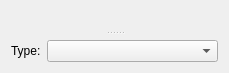
This is src/scipyen/gui/widgets/dataclasswidgets/procedurewidget.ui in ctigaret/scipyen as Qt 5 draws it before an edit. The edited form follows.
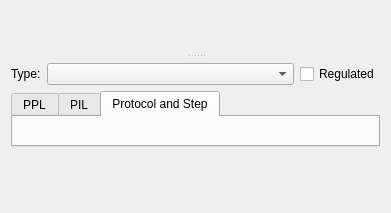
This is the edited form. The open tabs and pages were chosen to show the change. Custom widgets are drawn as their Qt base class.

```diff
--- a/src/scipyen/gui/widgets/dataclasswidgets/procedurewidget.ui
+++ b/src/scipyen/gui/widgets/dataclasswidgets/procedurewidget.ui
@@ -6,14 +6,14 @@
    <rect>
     <x>0</x>
     <y>0</y>
-    <width>229</width>
-    <height>73</height>
+    <width>391</width>
+    <height>213</height>
    </rect>
   </property>
   <property name="windowTitle">
    <string>Form</string>
   </property>
-  <layout class="QGridLayout" name="gridLayout">
+  <layout class="QGridLayout" name="gridLayout_4">
    <item row="0" column="0">
     <widget class="QSplitter" name="splitter">
      <property name="orientation">
@@ -23,7 +23,7 @@
       <number>3</number>
      </property>
      <widget class="DataExchangeWidget" name="dataExchangeWidget" native="true"/>
-     <widget class="QWidget" name="layoutWidget">
+     <widget class="QWidget" name="">
       <layout class="QVBoxLayout" name="verticalLayout">
        <item>
         <widget class="NameDescriptionWidget" name="nameDescriptionWidget" native="true"/>
@@ -50,8 +50,55 @@
            </property>
           </widget>
          </item>
+         <item>
+          <widget class="QCheckBox" name="isRegulatedCheckBox">
+           <property name="text">
+            <string>Regulated</string>
+           </property>
+          </widget>
+         </item>
         </layout>
        </item>
+       <item>
+        <widget class="QTabWidget" name="tabWidget">
+         <property name="currentIndex">
+          <number>0</number>
+         </property>
+         <widget class="QWidget" name="pplTab">
+          <attribute name="title">
+           <string>PPL</string>
+          </attribute>
+          <layout class="QGridLayout" name="gridLayout">
+           <item row="0" column="0">
+            <widget class="ASRUWidget" name="pplWidget" native="true"/>
+           </item>
+          </layout>
+         </widget>
+         <widget class="QWidget" name="pilTab">
+          <attribute name="title">
+           <string>PIL</string>
+          </attribute>
+          <layout class="QGridLayout" name="gridLayout_2">
+           <item row="0" column="0">
+            <widget class="ASRUWidget" name="pilWidget" native="true"/>
+           </item>
+          </layout>
+         </widget>
+         <widget class="QWidget" name="protocolTab">
+          <attribute name="title">
+           <string>Protocol and Step</string>
+          </attribute>
+          <layout class="QGridLayout" name="gridLayout_3">
+           <item row="0" column="0">
+            <widget class="PPLProtocolStepWidget" name="protocolWidget" native="true"/>
+           </item>
+           <item row="1" column="0">
+            <widget class="PPLProtocolStepWidget" name="protocolStepWidget" native="true"/>
+           </item>
+          </layout>
+         </widget>
+        </widget>
+       </item>
        <item>
         <spacer name="verticalSpacer">
          <property name="orientation">
@@ -84,6 +131,18 @@
    <header location="global">gui.widgets.dataclasswidgets.namedescriptionwidget</header>
    <container>1</container>
   </customwidget>
+  <customwidget>
+   <class>ASRUWidget</class>
+   <extends>QWidget</extends>
+   <header location="global">gui.widgets.dataclasswidgets.asruwidgets.asruwidget</header>
+   <container>1</container>
+  </customwidget>
+  <customwidget>
+   <class>PPLProtocolStepWidget</class>
+   <extends>QWidget</extends>
+   <header location="global">gui.widgets.dataclasswidgets.asruwidgets.pplprotocolstepwidget</header>
+   <container>1</container>
+  </customwidget>
  </customwidgets>
  <resources/>
  <connections/>
```
